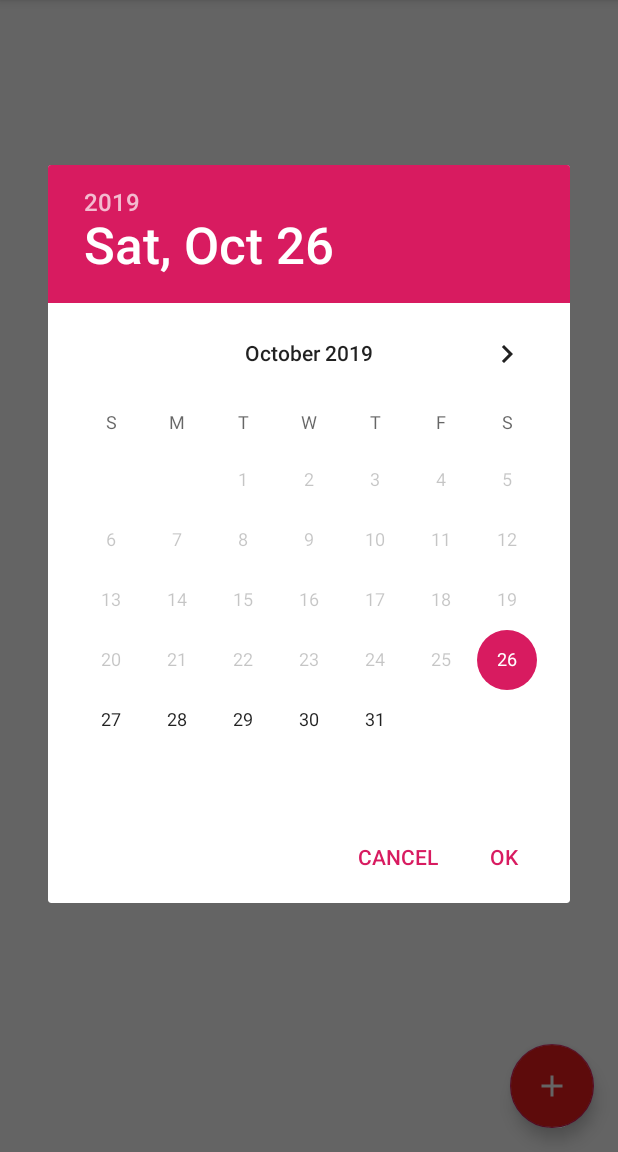
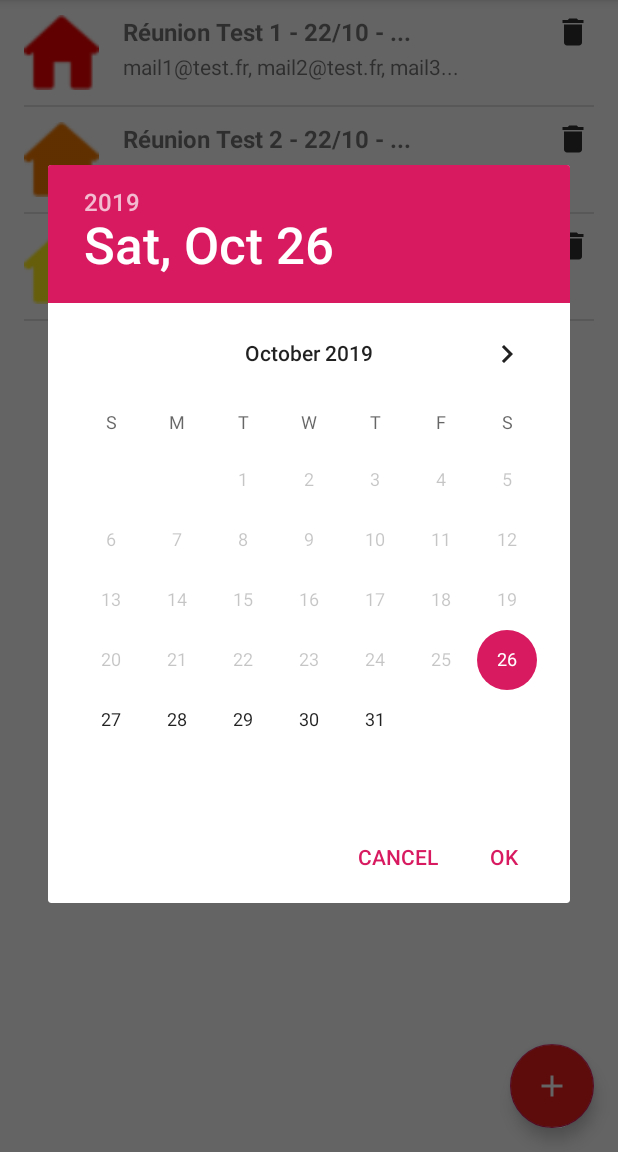
Before and after one commit to CharlotteJu/MaR-u-P4, an Android app: the screen it shows after launch (MainActivity), in the options menu, after a tap on "Filtre par Date", on a phone screen of 412 x 824 dp, the part 84-1236 px from its top. Run offline under Robolectric (Android 15) with nearby library versions, the phone set to English and light mode, and no system bars; our stand-ins replace ButterKnife.

Commit message:
Remise en forme tablette, pb test createreu

```diff
--- a/MaReu/app/src/main/java/com/example/mareu/Controler/Activity/MainActivity.java
+++ b/MaReu/app/src/main/java/com/example/mareu/Controler/Activity/MainActivity.java
@@ -16,6 +16,7 @@ import com.google.android.material.floatingactionbutton.FloatingActionButton;
 
 import androidx.appcompat.app.AppCompatActivity;
 import androidx.appcompat.widget.Toolbar;
+import androidx.coordinatorlayout.widget.CoordinatorLayout;
 
 
 import android.view.LayoutInflater;
@@ -57,13 +58,9 @@ public class MainActivity extends AppCompatActivity {
         configureMainFragment();
         configureDetailsFragment();
         configureToolbar();
+        configureFabButton();
 
         mDateSetListener = generateDatePickerDialog();
-
-        if (findViewById(R.id.add_reunion_fragment) == null)
-        {
-           configureFabButton();
-        }
    }
 
     @Override
@@ -136,7 +133,12 @@ public class MainActivity extends AppCompatActivity {
      */
     private void configureFabButton()
     {
+
         fab = findViewById(R.id.fab);
+
+        if (findViewById(R.id.add_reunion_fragment) == null)
+        {
+
 
             fab.setOnClickListener(new View.OnClickListener() {
                 @Override
@@ -149,6 +151,7 @@ public class MainActivity extends AppCompatActivity {
                     }
                 }
             });
+        }
     }
 
 
--- a/MaReu/app/src/main/java/com/example/mareu/Controler/Fragment/ListReunionsFragment.java
+++ b/MaReu/app/src/main/java/com/example/mareu/Controler/Fragment/ListReunionsFragment.java
@@ -65,6 +65,7 @@ public class ListReunionsFragment extends Fragment implements ReunionListRecycle
      */
     private void initList()
     {
+        ReunionsGenerator.getmReunions();
         mReunions = mApiService.getReunions();
         adapter = new ReunionListRecyclerViewAdapter(mReunions, dimenSize, this::clickToDelete, this);
         mRecyclerView.setAdapter(adapter);
--- /dev/null
+++ b/MaReu/app/src/main/java/com/example/mareu/Services/ReunionsGenerator.java
@@ -0,0 +1,39 @@
+package com.example.mareu.Services;
+
+import com.example.mareu.Model.Reunion;
+import com.example.mareu.Model.Room;
+
+import java.util.ArrayList;
+import java.util.List;
+
+public abstract class ReunionsGenerator
+{
+    private static List<Reunion> mReunions;
+
+    public static List<Reunion> getmReunions() {
+
+        List<String> aMails = new ArrayList<>();
+        Room[] mRooms = RoomsGenerator.getListRooms();
+        ReunionApiService mApiService= new DummyReunionApiService();
+
+        if (mReunions == null)
+        {
+            aMails.add("mail1@test.fr");
+            aMails.add("mail2@test.fr");
+            aMails.add("mail3@test.fr");
+            aMails.add("mail4@test.fr");
+
+            Reunion reunionTest1 = new Reunion(aMails, mRooms[0], "Réunion Test 1", "10:00", "22/10/2020");
+            Reunion reunionTest2 = new Reunion(aMails, mRooms[1], "Réunion Test 2", "15:00", "22/10/2020");
+            Reunion reunionTest3 = new Reunion(aMails, mRooms[2], "Réunion Test 3", "14:00", "12/12/2020");
+
+            mApiService.addReunion(reunionTest1);
+            mApiService.addReunion(reunionTest2);
+            mApiService.addReunion(reunionTest3);
+        }
+
+        mReunions = mApiService.getReunions();
+
+        return mReunions;
+    }
+}
--- a/MaReu/app/src/main/res/layout-w600dp/activity_main.xml
+++ b/MaReu/app/src/main/res/layout-w600dp/activity_main.xml
@@ -29,12 +29,15 @@
         android:layout_alignBottom="@id/layout_frame_container"
         app:srcCompat="@drawable/ic_add_white_24dp"
         android:backgroundTint="#E91C1C"
+        android:clickable="false"
+        android:visibility="invisible"
         android:layout_margin="@dimen/fab_margin" />
 
 
     <LinearLayout
         android:layout_width="match_parent"
         android:layout_height="match_parent"
+       android:layout_below="@id/appBarToolbar"
         android:id="@+id/layout_frame_container">
         <FrameLayout
             android:layout_width="0px"
--- a/MaReu/app/src/main/res/layout/fragment_add_reunion.xml
+++ b/MaReu/app/src/main/res/layout/fragment_add_reunion.xml
@@ -154,7 +154,7 @@
             android:layout_width="wrap_content"
             android:layout_height="wrap_content"
             android:baselineAlignBottom="true"
-            android:layout_gravity="center"
+            android:layout_gravity="right"
             app:srcCompat="@drawable/ic_add_white_24dp"
             android:backgroundTint="#E91C1C"
             android:id="@+id/arf_fab"
```
Also changed, not shown: 1 other file. Lines whose indentation alone changed are shown as unchanged.
